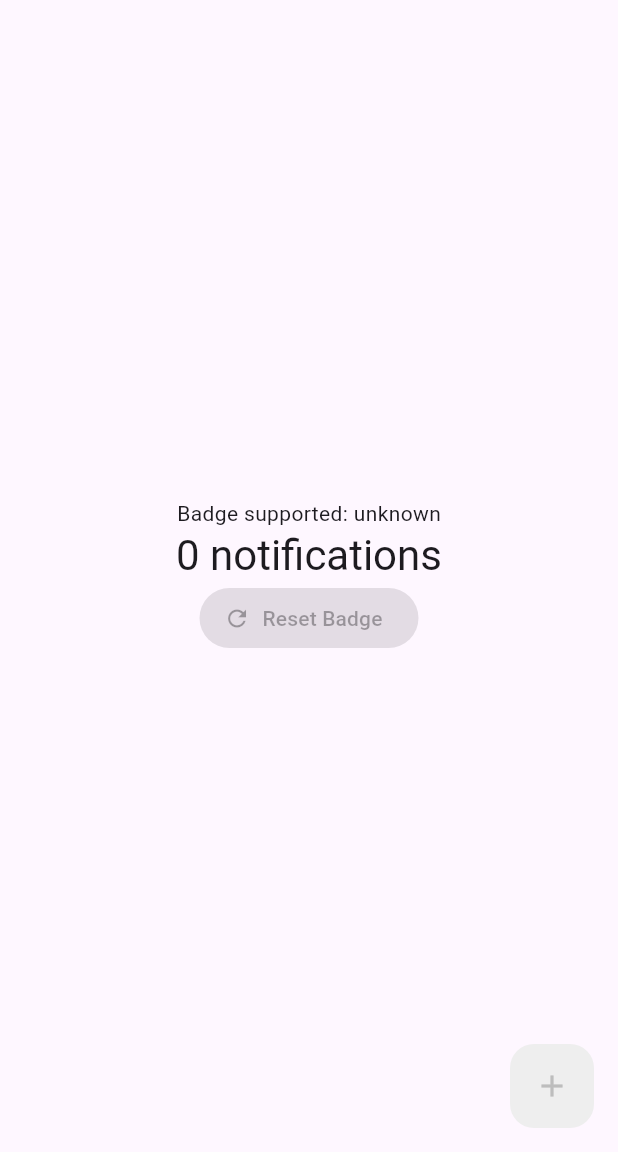
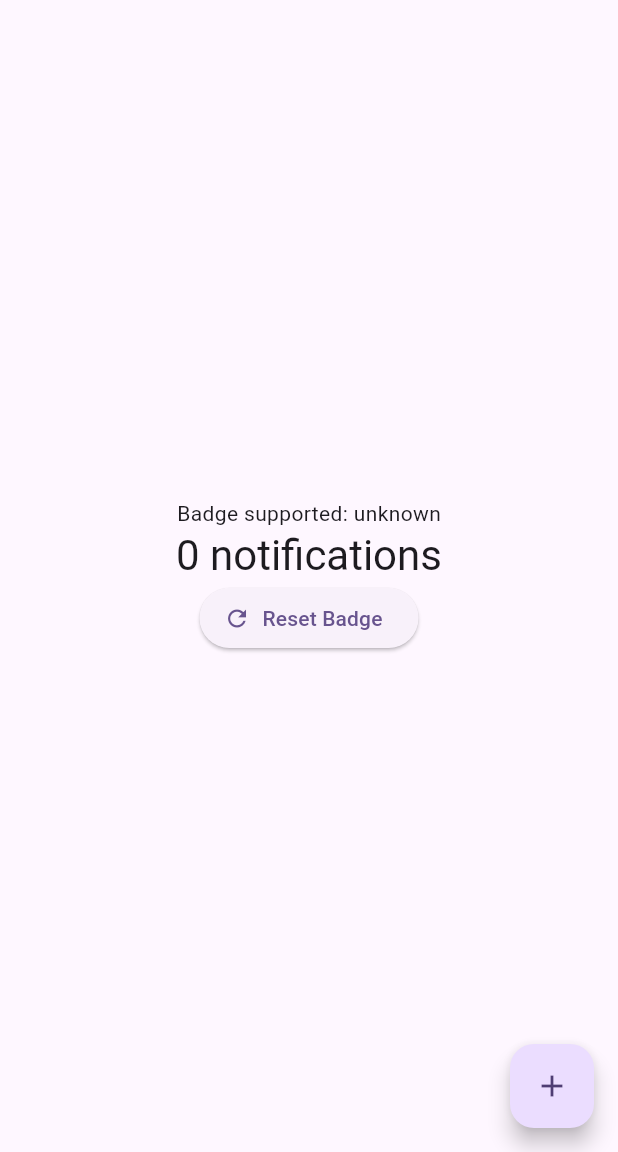
Before and after one commit to TesteurManiak/flutter_super_badge, a Flutter app: the screen it shows after launch, on a phone screen of 412 x 824 dp, the part 84-1236 px from its top. Run offline on Flutter 3.47's test engine with Material 2 defaults, Android fonts, the phone set to English and light mode, and no system bars; our stand-ins replace permission_handler, plugin_platform_interface.

Commit message:
feat: updated example and doc

```diff
--- a/example/lib/main.dart
+++ b/example/lib/main.dart
@@ -32,7 +32,6 @@ class MyHomePage extends StatefulWidget {
 class _MyHomePageState extends State<MyHomePage> {
   final counterNotifier = ValueNotifier<int>(0);
   final loadingNotifier = ValueNotifier<bool>(false);
-  final enabledNotifier = ValueNotifier<bool>(false);
   final badgeSupportedNotifier = ValueNotifier<bool?>(null);
 
   final flutterSuperBadge = FlutterSuperBadge();
@@ -40,9 +39,6 @@ class _MyHomePageState extends State<MyHomePage> {
   @override
   void initState() {
     super.initState();
-
-    loadingNotifier.addListener(enabledListener);
-    badgeSupportedNotifier.addListener(enabledListener);
 
     WidgetsBinding.instance.addPostFrameCallback((_) async {
       loadingNotifier.value = true;
@@ -59,7 +55,6 @@ class _MyHomePageState extends State<MyHomePage> {
   void dispose() {
     counterNotifier.dispose();
     loadingNotifier.dispose();
-    enabledNotifier.dispose();
     badgeSupportedNotifier.dispose();
     super.dispose();
   }
@@ -92,10 +87,10 @@ class _MyHomePageState extends State<MyHomePage> {
                   );
                 }),
             ValueListenableBuilder<bool>(
-              valueListenable: enabledNotifier,
-              builder: (context, isEnabled, _) {
+              valueListenable: loadingNotifier,
+              builder: (context, isLoading, _) {
                 return ElevatedButton.icon(
-                  onPressed: isEnabled ? reset : null,
+                  onPressed: !isLoading ? reset : null,
                   icon: const Icon(Icons.refresh),
                   label: const Text('Reset Badge'),
                 );
@@ -105,13 +100,13 @@ class _MyHomePageState extends State<MyHomePage> {
         ),
       ),
       floatingActionButton: ValueListenableBuilder<bool>(
-        valueListenable: enabledNotifier,
-        builder: (context, isEnabled, _) {
+        valueListenable: loadingNotifier,
+        builder: (context, isLoading, _) {
           return FloatingActionButton(
             disabledElevation: 0,
-            backgroundColor: isEnabled ? null : Colors.grey[200],
-            foregroundColor: isEnabled ? null : Colors.grey[400],
-            onPressed: isEnabled ? incrementCounter : null,
+            backgroundColor: !isLoading ? null : Colors.grey[200],
+            foregroundColor: !isLoading ? null : Colors.grey[400],
+            onPressed: !isLoading ? incrementCounter : null,
             tooltip: 'Increment Notifications Count',
             child: const Icon(Icons.add),
           );
@@ -137,9 +132,4 @@ class _MyHomePageState extends State<MyHomePage> {
     counterNotifier.value = 0;
     loadingNotifier.value = false;
   }
-
-  void enabledListener() {
-    enabledNotifier.value =
-        !loadingNotifier.value && (badgeSupportedNotifier.value ?? false);
-  }
 }
```
Also changed, not shown: 1 other file.
